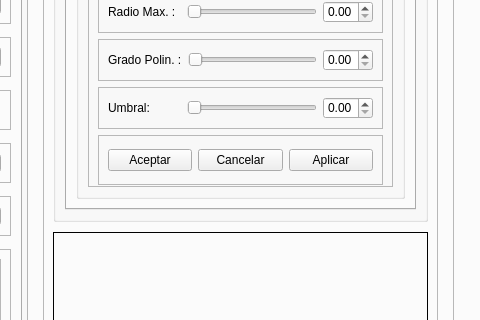
tigre437/interfaz-V0.1, file interfaz/GUI-UI/v1-interfaz.ui: the form before one commit; both pictures show x 379 to 859 and y 274 to 594 of the 1340 by 832 pixel window.
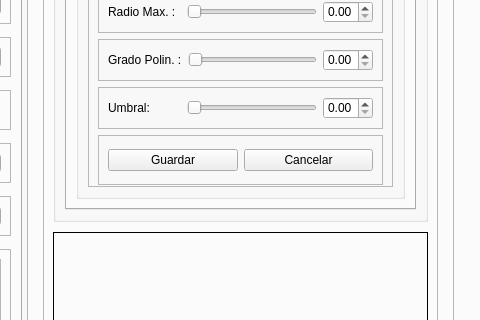
The form after the commit. Icons and pictures are not drawn.

Commit message: elimino un funcion que no hacia nada quito los botones de aplicar y los sustituyo por guardar sistema de guardado completo en temperatura, detecion y filtro

```diff
--- a/interfaz/GUI-UI/v1-interfaz.ui
+++ b/interfaz/GUI-UI/v1-interfaz.ui
@@ -1641,7 +1641,7 @@
                        <item>
                         <widget class="QPushButton" name="buttonAceptarParamDetec">
                          <property name="text">
-                          <string>Aceptar</string>
+                          <string>Guardar</string>
                          </property>
                         </widget>
                        </item>
@@ -1652,13 +1652,6 @@
                          </property>
                         </widget>
                        </item>
-                       <item>
-                        <widget class="QPushButton" name="buttonAplicarParamDetec">
-                         <property name="text">
-                          <string>Aplicar</string>
-                         </property>
-                        </widget>
-                       </item>
                       </layout>
                      </widget>
                     </item>
```
Left out of the diff: 13 changed lines with no effect on the pictures. The commit also changes 5 other files.
